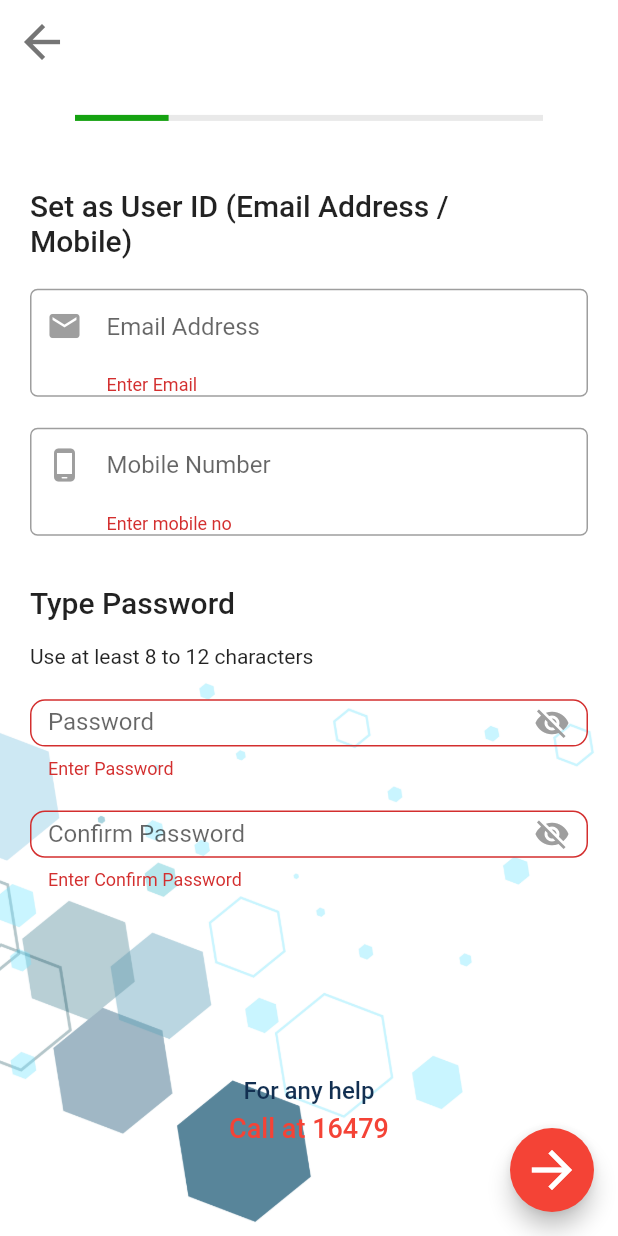
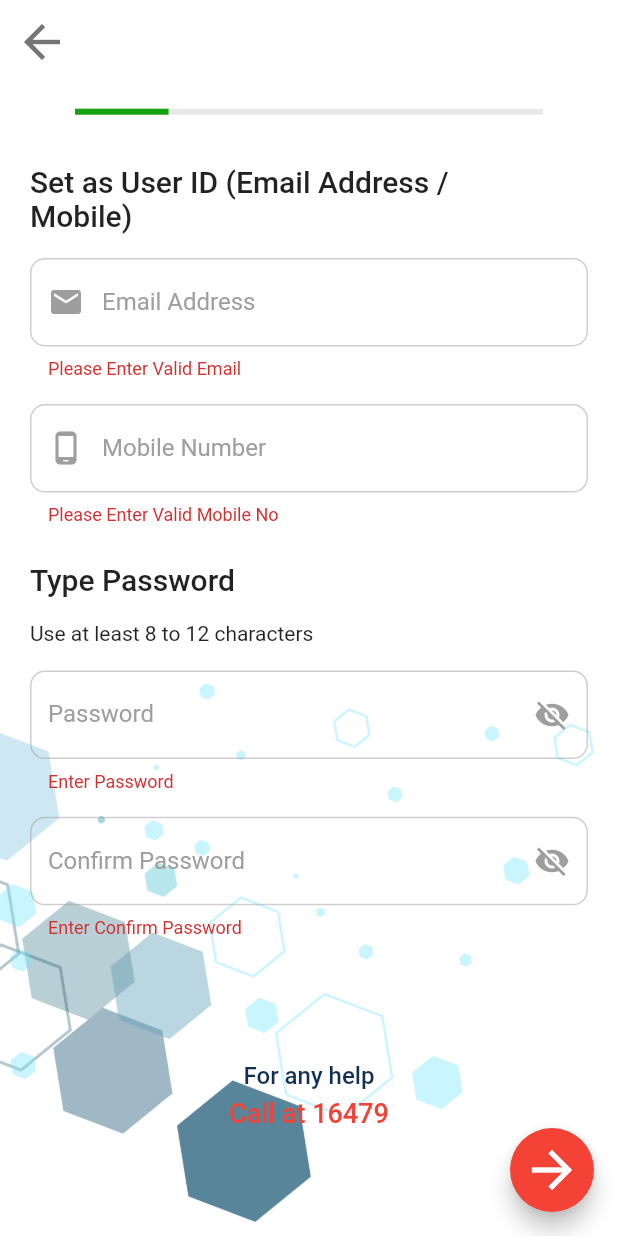
Before and after one commit to Emon526/Job-Search, a Flutter app: the SetUserID screen opened directly, after a tap on the "arrow forward" icon, on a phone screen of 412 x 824 dp. Run offline on Flutter 3.47's test engine with Material 2 defaults, Android fonts, the phone set to English and light mode, and no system bars; our stand-ins replace line_icons, lottie.

Commit message:
UI Improve and Optimize

```diff
--- a/lib/screens/account/registration/contactdetails.dart
+++ b/lib/screens/account/registration/contactdetails.dart
@@ -61,6 +61,9 @@ class _ContactDetailsState extends State<ContactDetails> {
                     ),
                   ),
                   Field(
+                    fillcolor: Colors.transparent,
+                    levelcolor: Colors.grey,
+                    obscureText: false,
                     controller: _presentdistrictcontroller,
                     validatortext: 'Please Enter Present Address District',
                     boxtitle: 'District *',
@@ -68,6 +71,9 @@ class _ContactDetailsState extends State<ContactDetails> {
                     verticalpadding: 10,
                   ),
                   Field(
+                    fillcolor: Colors.transparent,
+                    levelcolor: Colors.grey,
+                    obscureText: false,
                     controller: _perdistrictcontroller,
                     validatortext: 'Please Enter Present Address Thana',
                     boxtitle: 'Thana *',
@@ -75,6 +81,9 @@ class _ContactDetailsState extends State<ContactDetails> {
                     verticalpadding: 10,
                   ),
                   Field(
+                    fillcolor: Colors.transparent,
+                    levelcolor: Colors.grey,
+                    obscureText: false,
                     controller: _presentthanacontroller,
                     validatortext: 'Please Enter Present Address House No.',
                     boxtitle: 'House No./ Road /Village *',
@@ -90,6 +99,9 @@ class _ContactDetailsState extends State<ContactDetails> {
                     ),
                   ),
                   Field(
+                    fillcolor: Colors.transparent,
+                    levelcolor: Colors.grey,
+                    obscureText: false,
                     controller: _premanentdistrictcontroller,
                     validatortext: 'Please Enter Permanent Address District',
                     boxtitle: 'District *',
@@ -97,6 +109,9 @@ class _ContactDetailsState extends State<ContactDetails> {
                     verticalpadding: 10,
                   ),
                   Field(
+                    fillcolor: Colors.transparent,
+                    levelcolor: Colors.grey,
+                    obscureText: false,
                     controller: _permanentthanacontroller,
                     validatortext: 'Please Enter Permanent Address Thana',
                     boxtitle: 'Thana *',
@@ -104,6 +119,9 @@ class _ContactDetailsState extends State<ContactDetails> {
                     verticalpadding: 10,
                   ),
                   Field(
+                    fillcolor: Colors.transparent,
+                    levelcolor: Colors.grey,
+                    obscureText: false,
                     controller: _perhousenocontroller,
                     validatortext: 'Please Enter Permanent Address House No.',
                     boxtitle: 'House No./ Road /Village *',
@@ -119,6 +137,9 @@ class _ContactDetailsState extends State<ContactDetails> {
                     ),
                   ),
                   Field(
+                    fillcolor: Colors.transparent,
+                    levelcolor: Colors.grey,
+                    obscureText: false,
                     controller: _mobilecontroller,
                     validatortext: 'Please Enter Your Mobile No.',
                     boxtitle: 'Mobile No',
@@ -138,6 +159,9 @@ class _ContactDetailsState extends State<ContactDetails> {
                     ),
                   ),
                   Field(
+                    fillcolor: Colors.transparent,
+                    levelcolor: Colors.grey,
+                    obscureText: false,
                     controller: _emailcontroller,
                     validatortext: 'Please Enter Your Email Address',
                     boxtitle: 'Primary Email Address ',
--- a/lib/screens/account/registration/mobileandemail.dart
+++ b/lib/screens/account/registration/mobileandemail.dart
@@ -80,6 +80,9 @@ class _NameOrEmailState extends State<NameOrEmail> {
                 child: Column(
                   children: [
                     Field(
+                      fillcolor: Colors.transparent,
+                      levelcolor: Colors.grey,
+                      obscureText: false,
                       controller: _countrycontroller,
                       validatortext: 'Enter Your Country Code',
                       boxtitle: 'Country Code',
@@ -91,6 +94,9 @@ class _NameOrEmailState extends State<NameOrEmail> {
                     // ),
 
                     Field(
+                      fillcolor: Colors.transparent,
+                      levelcolor: Colors.grey,
+                      obscureText: false,
                       controller: _mobilecontroller,
                       validatortext: 'Enter Your Mobile No',
                       boxtitle: 'Mobile Number',
@@ -105,6 +111,9 @@ class _NameOrEmailState extends State<NameOrEmail> {
                       height: size.height * 0.035,
                     ),
                     Field(
+                      fillcolor: Colors.transparent,
+                      levelcolor: Colors.grey,
+                      obscureText: false,
                       controller: _emailcontroller,
                       validatortext: 'Enter Your Email',
                       boxtitle: 'Email',
--- a/lib/screens/account/registration/setuserid.dart
+++ b/lib/screens/account/registration/setuserid.dart
@@ -1,7 +1,8 @@
-// ignore_for_file: prefer_const_constructors, prefer_const_literals_to_create_immutables, prefer_typing_uninitialized_variables, sized_box_for_whitespace
+// ignore_for_file: prefer_const_constructors, prefer_const_literals_to_create_immutables, prefer_typing_uninitialized_variables, sized_box_for_whitespace, avoid_print
 
 import 'package:flutter/material.dart';
 import 'package:newdemo/screens/account/registration/congratulation.dart';
+import 'package:newdemo/widgets/field.dart';
 import 'package:newdemo/widgets/floatingarrownextbutton.dart';
 import 'package:newdemo/widgets/helpline.dart';
 import 'package:newdemo/widgets/progressindicator.dart';
@@ -16,12 +17,12 @@ class SetUserID extends StatefulWidget {
 class _SetUserIDState extends State<SetUserID> {
   final _mobilenumber = TextEditingController();
   final _emailaddress = TextEditingController();
+
   final _userPasswordController1 = TextEditingController();
   final _userPasswordController2 = TextEditingController();
-  var emailvalue = '';
-  var mobilevalue = '';
   var _passwordVisible = false;
-
+  var emaildatainputted = true;
+  var passdatainputted = true;
   final _useridformkey = GlobalKey<FormState>();
 
   void _submitdata() {
@@ -66,121 +67,115 @@ class _SetUserIDState extends State<SetUserID> {
             crossAxisAlignment: CrossAxisAlignment.start,
             children: [
               SizedBox(
-                height: size.height * 0.025,
+                height: size.height * 0.020,
               ),
               CustomProgressIndicator(
                 value: 0.2,
               ),
               SizedBox(
-                height: size.height * 0.055,
+                height: size.height * 0.040,
               ),
               Text(
                 'Set as User ID (Email Address /\nMobile)',
                 style: TextStyle(fontSize: 20, fontWeight: FontWeight.w500),
               ),
               SizedBox(
-                height: size.height * 0.025,
+                height: size.height * 0.020,
               ),
               Form(
                 key: _useridformkey,
                 child: Column(
                   crossAxisAlignment: CrossAxisAlignment.start,
                   children: [
-                    Container(
-                      decoration: BoxDecoration(
-                        borderRadius: BorderRadius.circular(5),
-                        border: Border.all(
-                          color: emailvalue != ''
+                    Field(
+                      levelcolor: _emailaddress.text.isNotEmpty
+                          ? Colors.white
+                          : Colors.grey,
+                      obscureText: false,
+                      fillcolor: _emailaddress.text.isNotEmpty
                           ? Color(0xff2e64a4)
+                          : Colors.white,
+                      style: TextStyle(
+                        color: _emailaddress.text.isNotEmpty
+                            ? Colors.white
                             : Colors.grey,
                       ),
-                        color:
-                            emailvalue != '' ? Color(0xff2e64a4) : Colors.white,
-                      ),
-                      child: Padding(
-                        padding: const EdgeInsets.symmetric(horizontal: 10),
-                        child: TextFormField(
-                          validator: (value) {
-                            if (value!.isEmpty || !value.contains('')) {
-                              return 'Enter Email';
-                            } else {
-                              return null;
+                      enabled: emaildatainputted,
+                      keyboardtype: TextInputType.emailAddress,
+                      textInputAction: TextInputAction.next,
+                      onchanged: (text) => {
+                        if (_emailaddress.text.isNotEmpty)
+                          {
+                            setState(() {
+                              passdatainputted = false;
+                            }),
                           }
-                          },
-                          style: TextStyle(
-                            color:
-                                emailvalue != '' ? Colors.white : Colors.grey,
-                          ),
-                          controller: _emailaddress,
-                          keyboardType: TextInputType.emailAddress,
-                          onChanged: (text) => {
+                        else
+                          {
                             setState(() {
-                              emailvalue = text;
+                              passdatainputted = true;
                             }),
                           },
-                          decoration: InputDecoration(
-                            border: InputBorder.none,
-                            hintText: 'Email Address',
-                            icon: Icon(
+                      },
+                      boxtitle: 'Email Address',
+                      horizontalpadding: 0,
+                      verticalpadding: 0,
+                      validatortext: 'Please Enter Valid Email',
+                      controller: _emailaddress,
+                      prefixicon: Icon(
                         Icons.mail,
-                              color:
-                                  emailvalue != '' ? Colors.white : Colors.grey,
-                            ),
-                          ),
-                        ),
-                      ),
-                    ),
-                    SizedBox(
-                      height: size.height * 0.025,
-                    ),
-                    Container(
-                      decoration: BoxDecoration(
-                        borderRadius: BorderRadius.circular(5),
-                        border: Border.all(
-                          color: mobilevalue != ''
-                              ? Color(0xff2e64a4)
-                              : Colors.grey,
-                        ),
-                        color: mobilevalue != ''
-                            ? Color(0xff2e64a4)
-                            : Colors.white,
-                      ),
-                      child: Padding(
-                        padding: const EdgeInsets.symmetric(horizontal: 10),
-                        child: TextFormField(
-                          validator: (value) {
-                            if (value!.isEmpty || !value.contains('')) {
-                              return 'Enter mobile no';
-                            } else {
-                              return null;
-                            }
-                          },
-                          style: TextStyle(
-                            color:
-                                mobilevalue != '' ? Colors.white : Colors.grey,
-                          ),
-                          controller: _mobilenumber,
-                          keyboardType: TextInputType.number,
-                          onChanged: (text) => {
-                            setState(() {
-                              mobilevalue = text;
-                            }),
-                          },
-                          decoration: InputDecoration(
-                            border: InputBorder.none,
-                            hintText: 'Mobile Number',
-                            icon: Icon(
-                              Icons.phone_android_rounded,
-                              color: mobilevalue != ''
+                        color: _emailaddress.text.isNotEmpty
                             ? Colors.white
                             : Colors.grey,
                       ),
                     ),
+                    SizedBox(
+                      height: size.height * 0.020,
                     ),
+                    Field(
+                      levelcolor: _mobilenumber.text.isNotEmpty
+                          ? Colors.white
+                          : Colors.grey,
+                      obscureText: false,
+                      fillcolor: _mobilenumber.text.isNotEmpty
+                          ? Color(0xff2e64a4)
+                          : Colors.white,
+                      style: TextStyle(
+                        color: _mobilenumber.text.isNotEmpty
+                            ? Colors.white
+                            : Colors.grey,
+                      ),
+                      enabled: passdatainputted,
+                      keyboardtype: TextInputType.number,
+                      textInputAction: TextInputAction.next,
+                      onchanged: (text) => {
+                        if (_mobilenumber.text.isNotEmpty)
+                          {
+                            setState(() {
+                              emaildatainputted = false;
+                            }),
+                          }
+                        else
+                          {
+                            setState(() {
+                              emaildatainputted = true;
+                            }),
+                          },
+                      },
+                      boxtitle: 'Mobile Number',
+                      horizontalpadding: 0,
+                      verticalpadding: 0,
+                      validatortext: 'Please Enter Valid Mobile No',
+                      controller: _mobilenumber,
+                      prefixicon: Icon(
+                        Icons.phone_android_rounded,
+                        color: _mobilenumber.text.isNotEmpty
+                            ? Colors.white
+                            : Colors.grey,
                       ),
                     ),
                     SizedBox(
-                      height: size.height * 0.040,
+                      height: size.height * 0.030,
                     ),
                     Text(
                       'Type Password',
@@ -194,84 +189,66 @@ class _SetUserIDState extends State<SetUserID> {
                     ),
                     Text('Use at least 8 to 12 characters'),
                     SizedBox(
-                      height: size.height * 0.025,
+                      height: size.height * 0.020,
                     ),
-                    Container(
-                      height: size.height * 0.065,
-                      child: TextFormField(
-                        validator: (value) {
-                          if (value!.isEmpty || !value.contains('')) {
-                            return 'Enter Password';
-                          } else {
-                            return null;
-                          }
-                        },
-                        keyboardType: TextInputType.text,
+                    Field(
+                      levelcolor: Colors.grey,
+                      obscureText: !_passwordVisible,
+                      fillcolor: Colors.transparent,
+                      boxtitle: 'Password',
+                      horizontalpadding: 0,
+                      verticalpadding: 0,
+                      validatortext: 'Enter Password',
                       controller: _userPasswordController1,
-                        obscureText: !_passwordVisible,
-                        decoration: InputDecoration(
-                          labelText: 'Password',
-                          border: OutlineInputBorder(
-                            borderRadius: BorderRadius.circular(10),
-                          ),
-                          suffixIcon: IconButton(
-                            icon: Icon(
+                      keyboardtype: TextInputType.text,
+                      textInputAction: TextInputAction.next,
+                      sufixicon: GestureDetector(
+                        child: Icon(
                           _passwordVisible
                               ? Icons.visibility
                               : Icons.visibility_off,
                           color: Colors.grey,
                         ),
-                            onPressed: () {
+                        onTap: () {
                           setState(() {
                             _passwordVisible = !_passwordVisible;
                           });
                         },
                       ),
                     ),
+                    SizedBox(
+                      height: size.height * 0.020,
                     ),
-                    ),
-                    SizedBox(
-                      height: size.height * 0.025,
-                    ),
-                    Container(
-                      height: size.height * 0.065,
-                      child: TextFormField(
-                        validator: (value) {
-                          if (value!.isEmpty || !value.contains('')) {
-                            return 'Enter Confirm Password';
-                          } else {
-                            return null;
-                          }
-                        },
-                        keyboardType: TextInputType.text,
+                    Field(
+                      levelcolor: Colors.grey,
+                      obscureText: !_passwordVisible,
+                      fillcolor: Colors.transparent,
+                      boxtitle: 'Confirm Password',
+                      horizontalpadding: 0,
+                      verticalpadding: 0,
+                      validatortext: 'Enter Confirm Password',
                       controller: _userPasswordController2,
-                        obscureText: !_passwordVisible,
-                        decoration: InputDecoration(
-                          labelText: 'Confirm Password',
-                          border: OutlineInputBorder(
-                            borderRadius: BorderRadius.circular(10),
-                          ),
-                          suffixIcon: IconButton(
-                            icon: Icon(
+                      keyboardtype: TextInputType.text,
+                      textInputAction: TextInputAction.done,
+                      sufixicon: GestureDetector(
+                        child: Icon(
                           _passwordVisible
                               ? Icons.visibility
                               : Icons.visibility_off,
                           color: Colors.grey,
                         ),
-                            onPressed: () {
+                        onTap: () {
                           setState(() {
                             _passwordVisible = !_passwordVisible;
                           });
                         },
                       ),
                     ),
-                      ),
-                    ),
                   ],
                 ),
               ),
               SizedBox(
-                height: size.height * 0.15,
+                height: size.height * 0.10,
               ),
               Helpline()
             ],
--- a/lib/screens/account/signin/namesignin.dart
+++ b/lib/screens/account/signin/namesignin.dart
@@ -78,6 +78,9 @@ class _NameSignInState extends State<NameSignIn> {
                   Form(
                     key: _nameloginformkey,
                     child: Field(
+                      fillcolor: Colors.transparent,
+                      levelcolor: Colors.grey,
+                      obscureText: false,
                       controller: _namecontroller,
                       validatortext: 'Enter Your name',
                       boxtitle: 'Name',
--- a/lib/screens/account/signin/signinpage.dart
+++ b/lib/screens/account/signin/signinpage.dart
@@ -61,6 +61,9 @@ class SignIn extends StatelessWidget {
               Form(
                 key: _signinformkey,
                 child: Field(
+                  fillcolor: Colors.transparent,
+                  levelcolor: Colors.grey,
+                  obscureText: false,
                   controller: _usernamecontroller,
                   validatortext: 'Enter Your Username, Email or Mobile No',
                   boxtitle: 'Username, Email or Mobile No',
--- a/lib/widgets/field.dart
+++ b/lib/widgets/field.dart
@@ -4,10 +4,19 @@ import 'package:flutter/material.dart';
 
 class Field extends StatelessWidget {
   final String boxtitle;
+  final bool? enabled;
+  final bool obscureText;
+  final Function(String)? onchanged;
+  final TextStyle? style;
 
   final String validatortext;
   final TextEditingController controller;
   final TextInputType? keyboardtype;
+  final TextInputAction? textInputAction;
+  final Widget? prefixicon;
+  final Widget? sufixicon;
+  final Color fillcolor;
+  final Color levelcolor;
 
   final double horizontalpadding;
   final double verticalpadding;
@@ -19,6 +28,15 @@ class Field extends StatelessWidget {
     required this.validatortext,
     required this.controller,
     this.keyboardtype,
+    this.textInputAction,
+    this.prefixicon,
+    this.enabled,
+    this.onchanged,
+    this.style,
+    required this.fillcolor,
+    required this.obscureText,
+    this.sufixicon,
+    required this.levelcolor,
   }) : super(key: key);
 
   @override
@@ -29,8 +47,12 @@ class Field extends StatelessWidget {
         vertical: verticalpadding,
       ),
       child: TextFormField(
+        obscureText: obscureText,
+        style: style,
+        enabled: enabled,
         controller: controller,
         keyboardType: keyboardtype,
+        textInputAction: textInputAction,
         validator: (value) {
           if (value!.isEmpty || !value.contains('')) {
             return validatortext;
@@ -38,11 +60,25 @@ class Field extends StatelessWidget {
             return null;
           }
         },
+        onChanged: onchanged,
         decoration: InputDecoration(
+          filled: true,
+          fillColor: fillcolor,
+          prefixIcon: prefixicon,
+          suffixIcon: sufixicon,
+          errorBorder: OutlineInputBorder(
+            borderSide: BorderSide(
+              color: Colors.grey.withOpacity(0.5),
+              width: 1.0,
+            ),
+            borderRadius: BorderRadius.all(
+              Radius.circular(10.0),
+            ),
+          ),
           enabledBorder: OutlineInputBorder(
             borderSide: BorderSide(
-              color: Colors.black,
-              width: 0.5,
+              color: Colors.grey.withOpacity(0.5),
+              width: 1.0,
             ),
             borderRadius: BorderRadius.all(
               Radius.circular(10.0),
@@ -59,7 +95,7 @@ class Field extends StatelessWidget {
           ),
           labelText: boxtitle,
           labelStyle: TextStyle(
-            color: Colors.black,
+            color: levelcolor,
           ),
         ),
       ),
```
Lines whose indentation alone changed are shown as unchanged.
